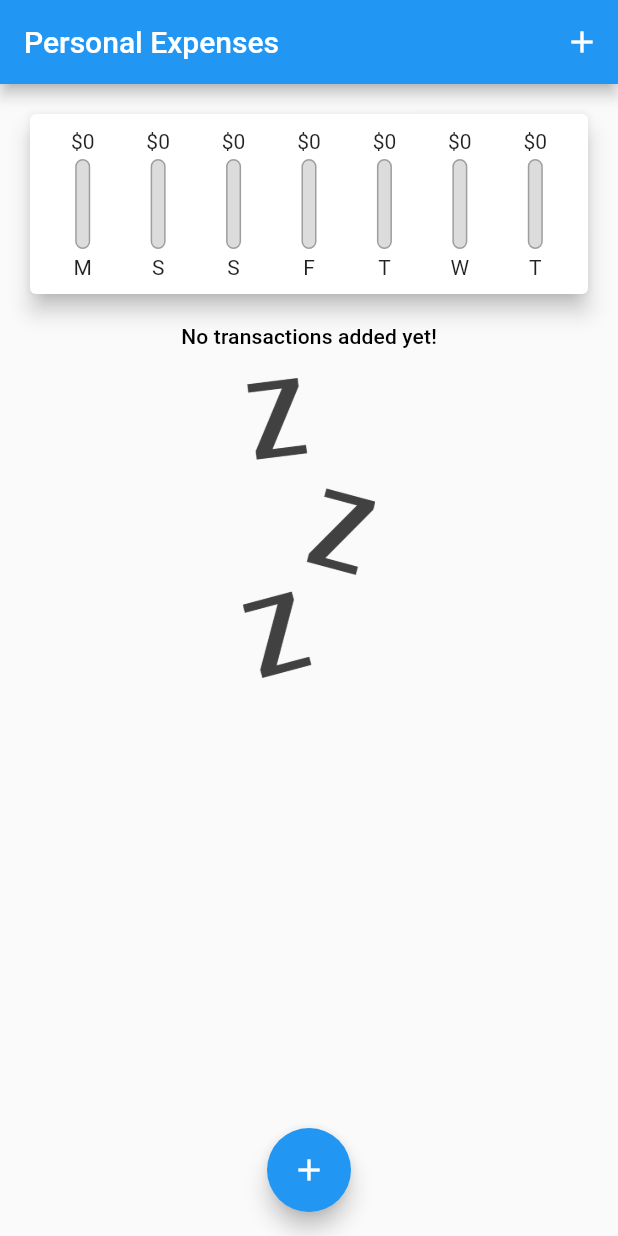
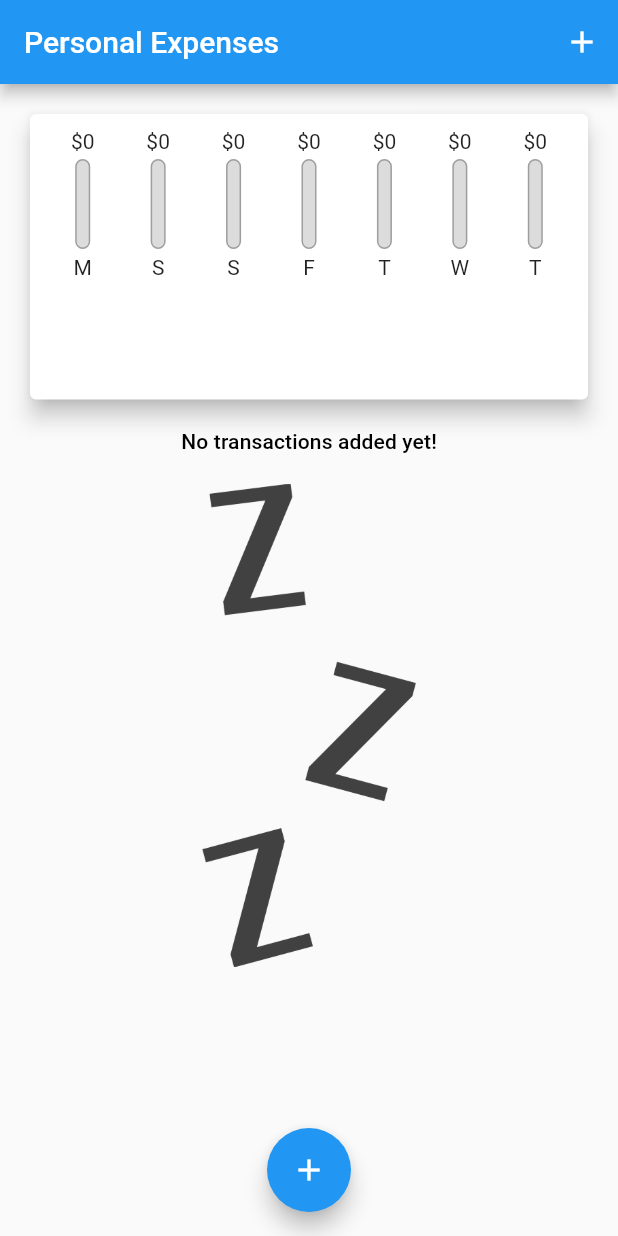
Before and after one commit to mynksnh/flutter_kit, a Flutter app: the screen it shows after launch, on a phone screen of 412 x 824 dp. Run offline on Flutter 3.47's test engine with Material 2 defaults, Android fonts, the light colour scheme and no system bars.

Commit message:
Section 5 Media Query and Orientation

```diff
--- a/lib/personal-expenses_app/personal_expenses_app.dart
+++ b/lib/personal-expenses_app/personal_expenses_app.dart
@@ -58,6 +58,7 @@
 
 class _HomeWidgetState extends State<HomeWidget> {
   final List<Transaction> _userTransactions = [];
+  bool _showChart = false;
 
   List<Transaction> get _recentTransactions {
     return _userTransactions.where((tx) {
@@ -104,8 +105,9 @@
 
   @override
   Widget build(BuildContext context) {
-    return Scaffold(
-      appBar: AppBar(
+    final isLandscape =
+        MediaQuery.of(context).orientation == Orientation.landscape;
+    final appBar = AppBar(
       title: Text(
         'Personal Expenses',
       ),
@@ -115,14 +117,55 @@
           onPressed: () => _startAddNewTransaction(context),
         ),
       ],
-      ),
+    );
+    final txListWidget = Container(
+      height: (MediaQuery.of(context).size.height -
+              appBar.preferredSize.height -
+              MediaQuery.of(context).padding.top) *
+          0.7,
+      child: TransactionList(_userTransactions, _deleteTransaction),
+    );
+    return Scaffold(
+      appBar: appBar,
       body: SingleChildScrollView(
         child: Column(
           // mainAxisAlignment: MainAxisAlignment.start,
           crossAxisAlignment: CrossAxisAlignment.stretch,
           children: <Widget>[
-            Chart(_recentTransactions),
-            TransactionList(_userTransactions, _deleteTransaction),
+            if (isLandscape)
+              Row(
+                mainAxisAlignment: MainAxisAlignment.center,
+                children: <Widget>[
+                  Text('Show Chart'),
+                  Switch(
+                    value: _showChart,
+                    onChanged: (val) {
+                      setState(() {
+                        _showChart = val;
+                      });
+                    },
+                  ),
+                ],
+              ),
+            if (!isLandscape)
+              Container(
+                height: (MediaQuery.of(context).size.height -
+                        appBar.preferredSize.height -
+                        MediaQuery.of(context).padding.top) *
+                    0.3,
+                child: Chart(_recentTransactions),
+              ),
+            if (!isLandscape) txListWidget,
+            if (isLandscape)
+              _showChart
+                  ? Container(
+                      height: (MediaQuery.of(context).size.height -
+                              appBar.preferredSize.height -
+                              MediaQuery.of(context).padding.top) *
+                          0.7,
+                      child: Chart(_recentTransactions),
+                    )
+                  : txListWidget
           ],
         ),
       ),
--- a/lib/personal-expenses_app/widgets/transaction_list.dart
+++ b/lib/personal-expenses_app/widgets/transaction_list.dart
@@ -11,10 +11,9 @@
 
   @override
   Widget build(BuildContext context) {
-    return Container(
-      height: 300,
-      child: transactions.isEmpty
-          ? Column(
+    return transactions.isEmpty
+        ? LayoutBuilder(builder: (ctx, constraints) {
+            return Column(
               children: <Widget>[
                 Text(
                   'No transactions added yet!',
@@ -24,13 +23,14 @@
                   height: 20,
                 ),
                 Container(
-                    height: 200,
+                    height: constraints.maxHeight * 0.6,
                     child: Image.asset(
                       'assets/images/waiting.png',
                       fit: BoxFit.cover,
                     )),
               ],
-            )
+            );
+          })
         : ListView.builder(
             itemBuilder: (ctx, index) {
               return Card(
@@ -65,7 +65,6 @@
               );
             },
             itemCount: transactions.length,
-            ),
           );
   }
 }
```
Lines whose indentation alone changed are shown as unchanged.
